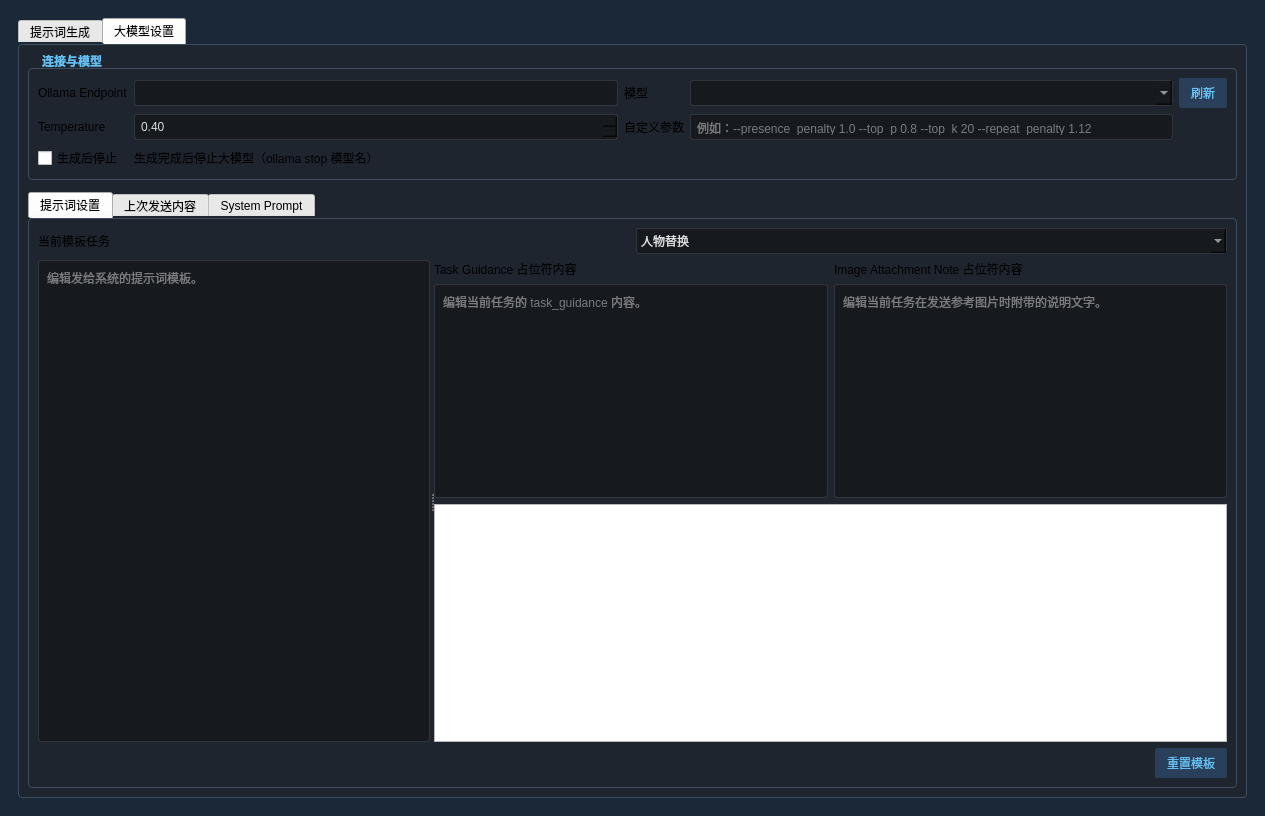
This is llmpromptwidget.ui in hanbinhsh/SD-LoRA-Manager as Qt 5 draws it before an edit. The edited form follows.
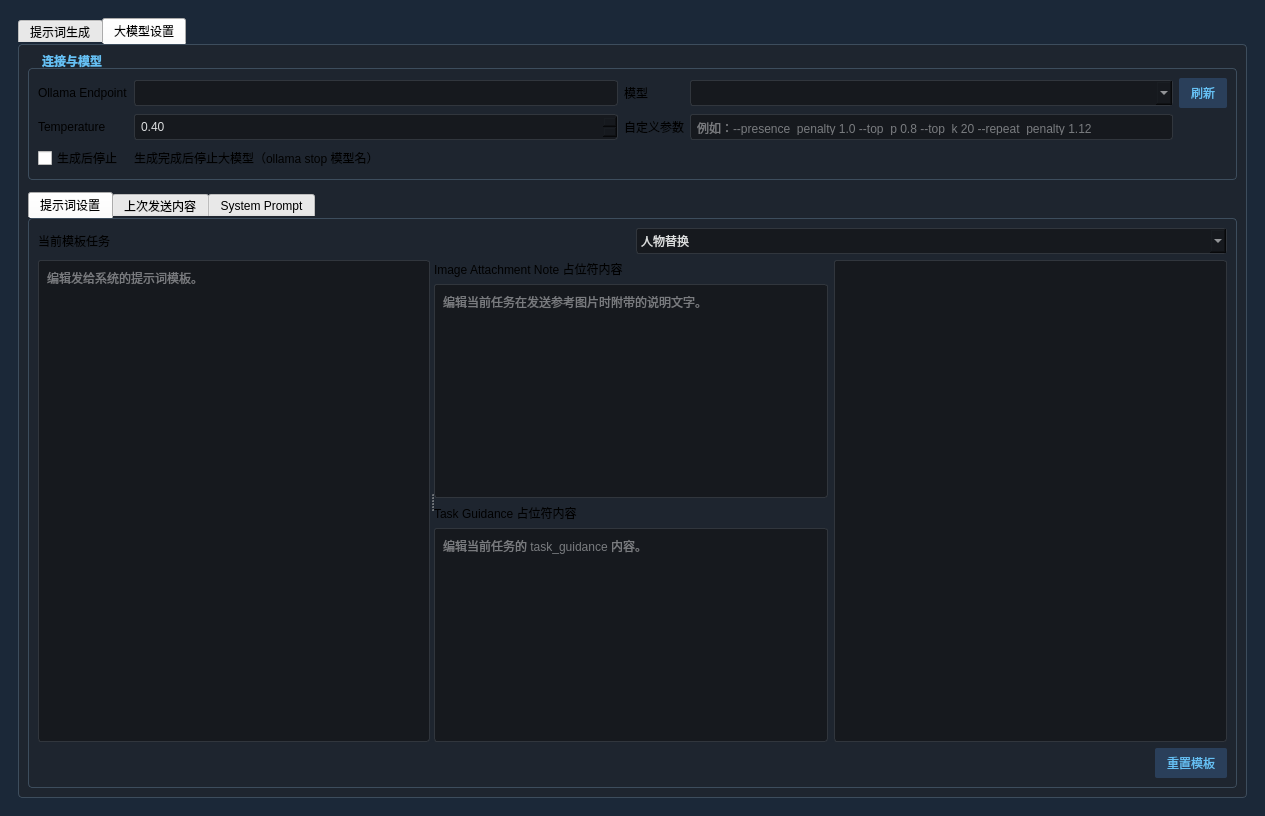
This is the edited form. The open tabs and pages were chosen to show the change.

Patch:
```diff
--- a/llmpromptwidget.ui
+++ b/llmpromptwidget.ui
@@ -27,7 +27,7 @@
     left: 8px;
     padding: 0 4px;
 }
-QLineEdit, QComboBox, QPlainTextEdit, QListWidget, QDoubleSpinBox, QSpinBox {
+QLineEdit, QComboBox, QPlainTextEdit, QTextBrowser, QListWidget, QDoubleSpinBox, QSpinBox {
     background-color: #16191e;
     border: 1px solid #31363d;
     color: #dcdedf;
@@ -647,28 +647,7 @@
                <item>
                 <layout class="QHBoxLayout" name="horizontalLayout">
                  <item>
-                  <layout class="QVBoxLayout" name="verticalLayout">
-                   <item>
-                    <widget class="QLabel" name="labelTaskGuidance">
-                     <property name="text">
-                      <string>Task Guidance 占位符内容</string>
-                     </property>
-                    </widget>
-                   </item>
-                   <item>
-                    <widget class="QPlainTextEdit" name="textTaskGuidance">
-                     <property name="minimumSize">
-                      <size>
-                       <width>0</width>
-                       <height>90</height>
-                      </size>
-                     </property>
-                     <property name="placeholderText">
-                      <string>编辑当前任务的 task_guidance 内容。</string>
-                     </property>
-                    </widget>
-                   </item>
-                  </layout>
+                  <layout class="QVBoxLayout" name="verticalLayout"/>
                  </item>
                  <item>
                   <layout class="QVBoxLayout" name="verticalLayout_4">
@@ -692,7 +671,25 @@
                      </property>
                     </widget>
                    </item>
-                  </layout>
+                   <item>
+                    <widget class="QLabel" name="labelTaskGuidance">
+                     <property name="text">
+                      <string>Task Guidance 占位符内容</string>
+                     </property>
+                    </widget>
+                   </item>
+                   <item>
+                    <widget class="QPlainTextEdit" name="textTaskGuidance">
+                     <property name="minimumSize">
+                      <size>
+                       <width>0</width>
+                       <height>90</height>
+                      </size>
+                     </property>
+                     <property name="placeholderText">
+                      <string>编辑当前任务的 task_guidance 内容。</string>
+                     </property>
+                    </widget>
                  </item>
                 </layout>
                </item>
@@ -705,6 +702,8 @@
                   </size>
                  </property>
                 </widget>
+                 </item>
+                </layout>
                </item>
               </layout>
              </widget>
```
Left out of the diff: 17 changed lines with no effect on the pictures. Lines whose indentation alone changed are shown as unchanged.
